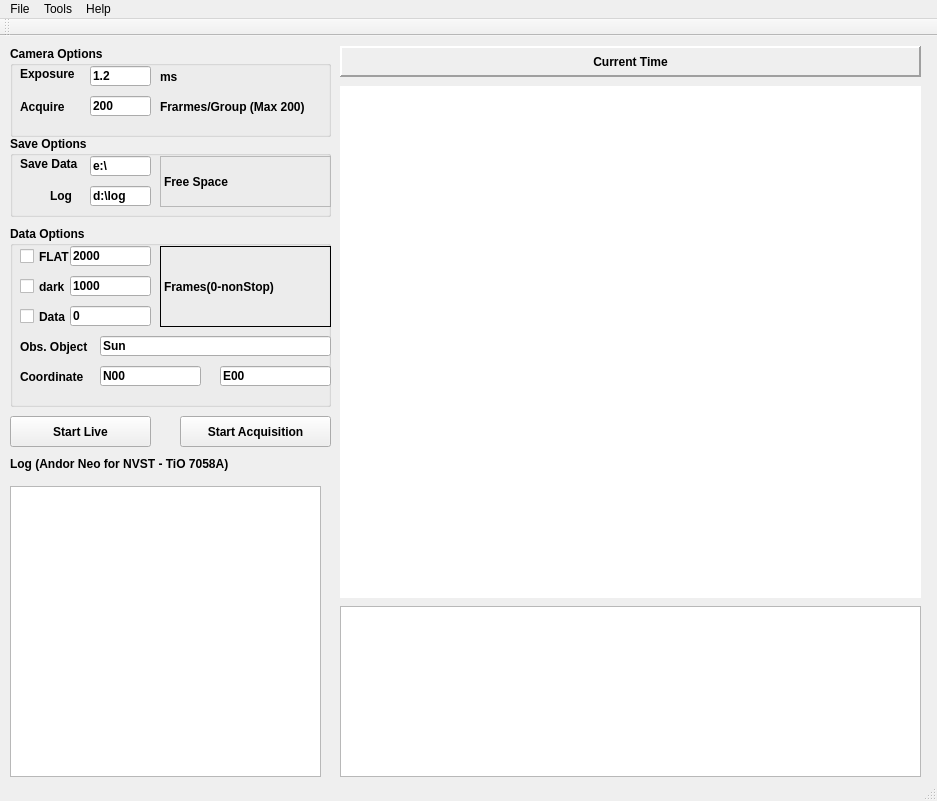
The window that nvst-tio/NVST-TiO-20220308-003/mainwindow.ui (chd1998/fso-qt) describes before a commit, drawn with Qt 5.
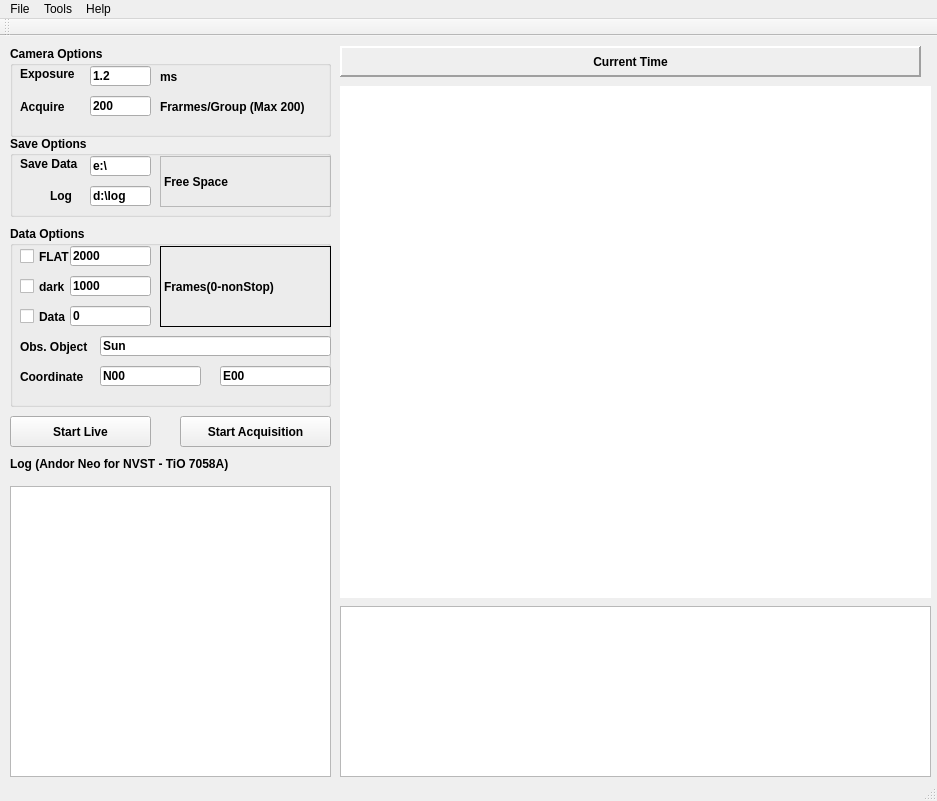
The same window after the commit. Custom widgets are drawn as their Qt base class.

The edit to the form file:
```diff
--- a/nvst-tio/NVST-TiO-20220308-003/mainwindow.ui
+++ b/nvst-tio/NVST-TiO-20220308-003/mainwindow.ui
@@ -31,7 +31,7 @@
      <rect>
       <x>340</x>
       <y>50</y>
-      <width>581</width>
+      <width>591</width>
       <height>512</height>
      </rect>
     </property>
@@ -203,7 +203,7 @@
      <rect>
       <x>10</x>
       <y>450</y>
-      <width>311</width>
+      <width>321</width>
       <height>291</height>
      </rect>
     </property>
@@ -219,7 +219,7 @@
      <rect>
       <x>340</x>
       <y>570</y>
-      <width>581</width>
+      <width>591</width>
       <height>171</height>
      </rect>
     </property>
```
